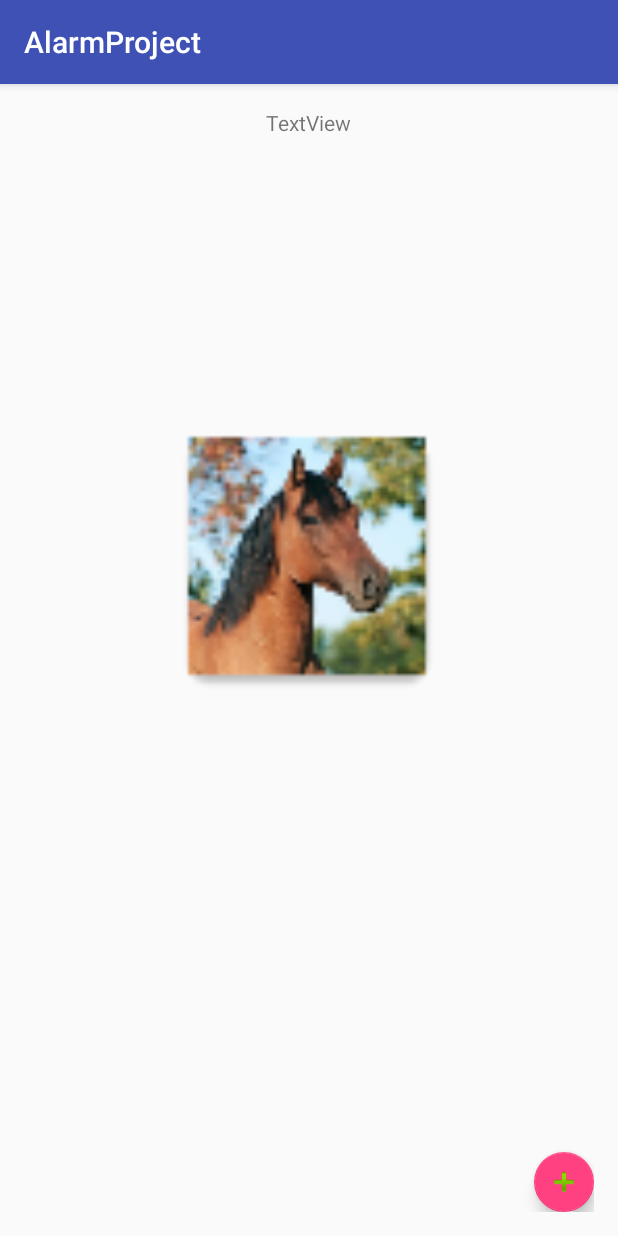
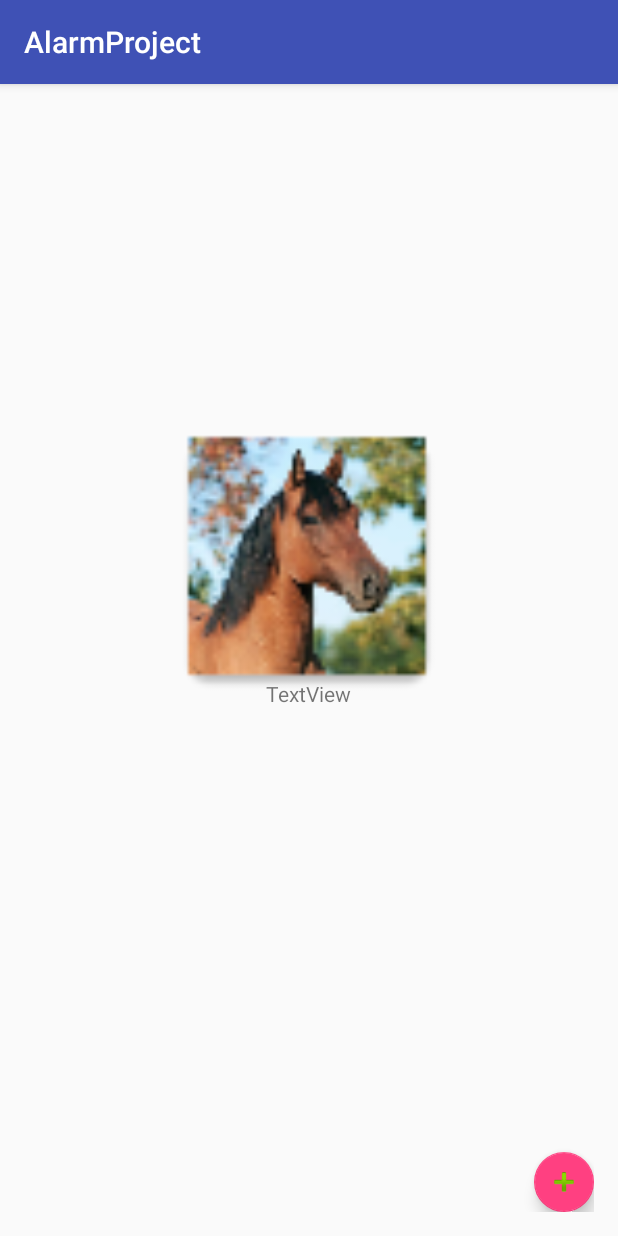
Before and after one commit to jj-gaardbo/PFIProject, an Android app: the screen it shows after launch (MainActivity), on a phone screen of 412 x 824 dp. Run offline under Robolectric (Android 15) with nearby library versions, the light colour scheme and no system bars.

Commit message:
Added icon

```diff
--- a/app/src/main/AndroidManifest.xml
+++ b/app/src/main/AndroidManifest.xml
@@ -4,7 +4,7 @@
 
     <application
             android:allowBackup="true"
-            android:icon="@mipmap/ic_launcher"
+            android:icon="@mipmap/ic_horse1"
             android:label="@string/app_name"
             android:supportsRtl="true"
             android:theme="@style/AppTheme">
--- a/app/src/main/res/layout/activity_main.xml
+++ b/app/src/main/res/layout/activity_main.xml
@@ -34,7 +34,7 @@
         android:layout_width="wrap_content"
         android:layout_height="wrap_content"
         android:text="TextView"
-        android:layout_alignParentTop="true"
+        android:layout_alignBottom="@+id/horseCont"
         android:layout_centerHorizontal="true" />
 
     <ImageView
```
